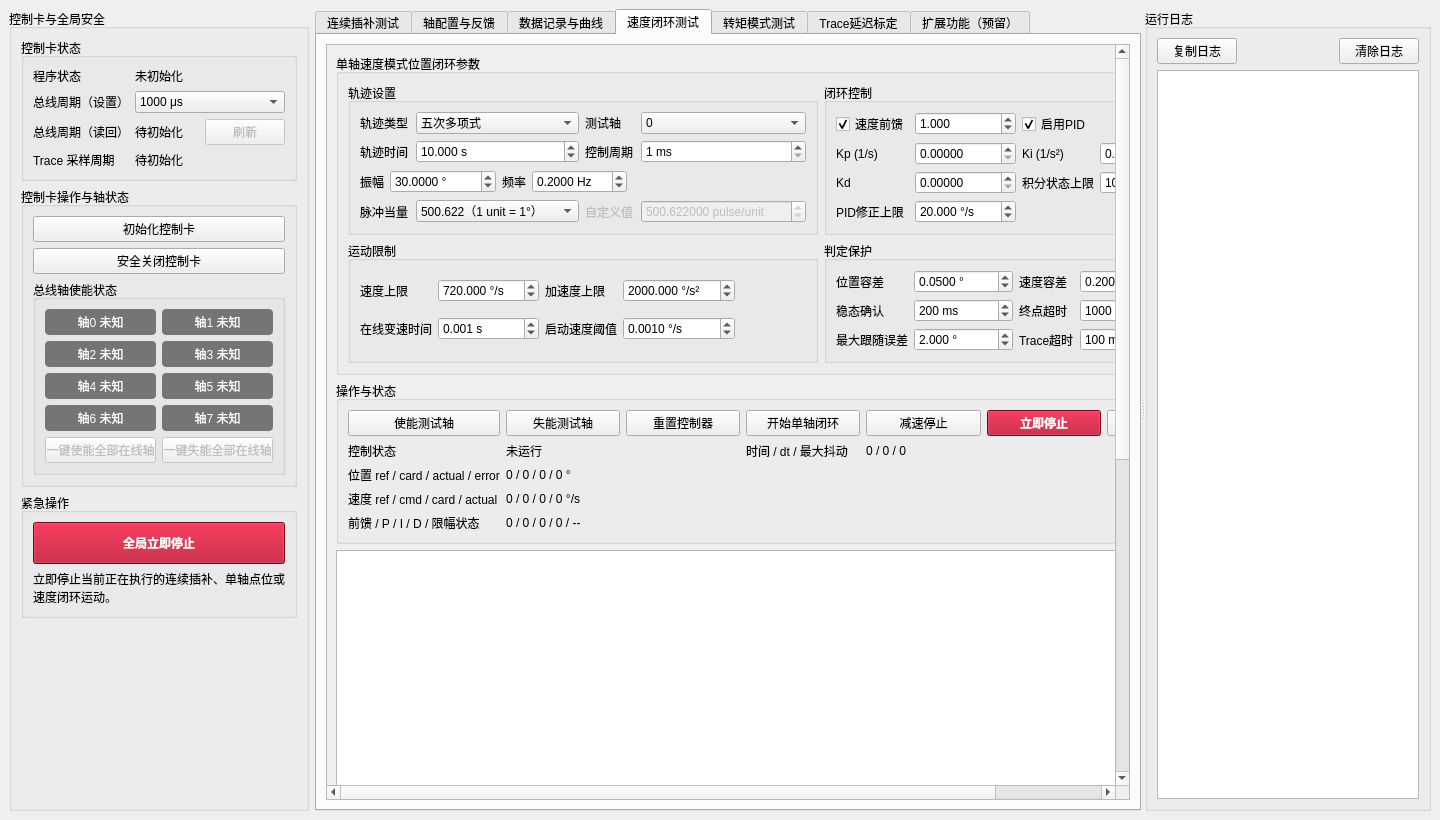
The window that conti_ctrl/mainwindow.ui (yzj148162-cmyk/E5000-ContiInterpolation) describes before a commit, drawn with Qt 5.
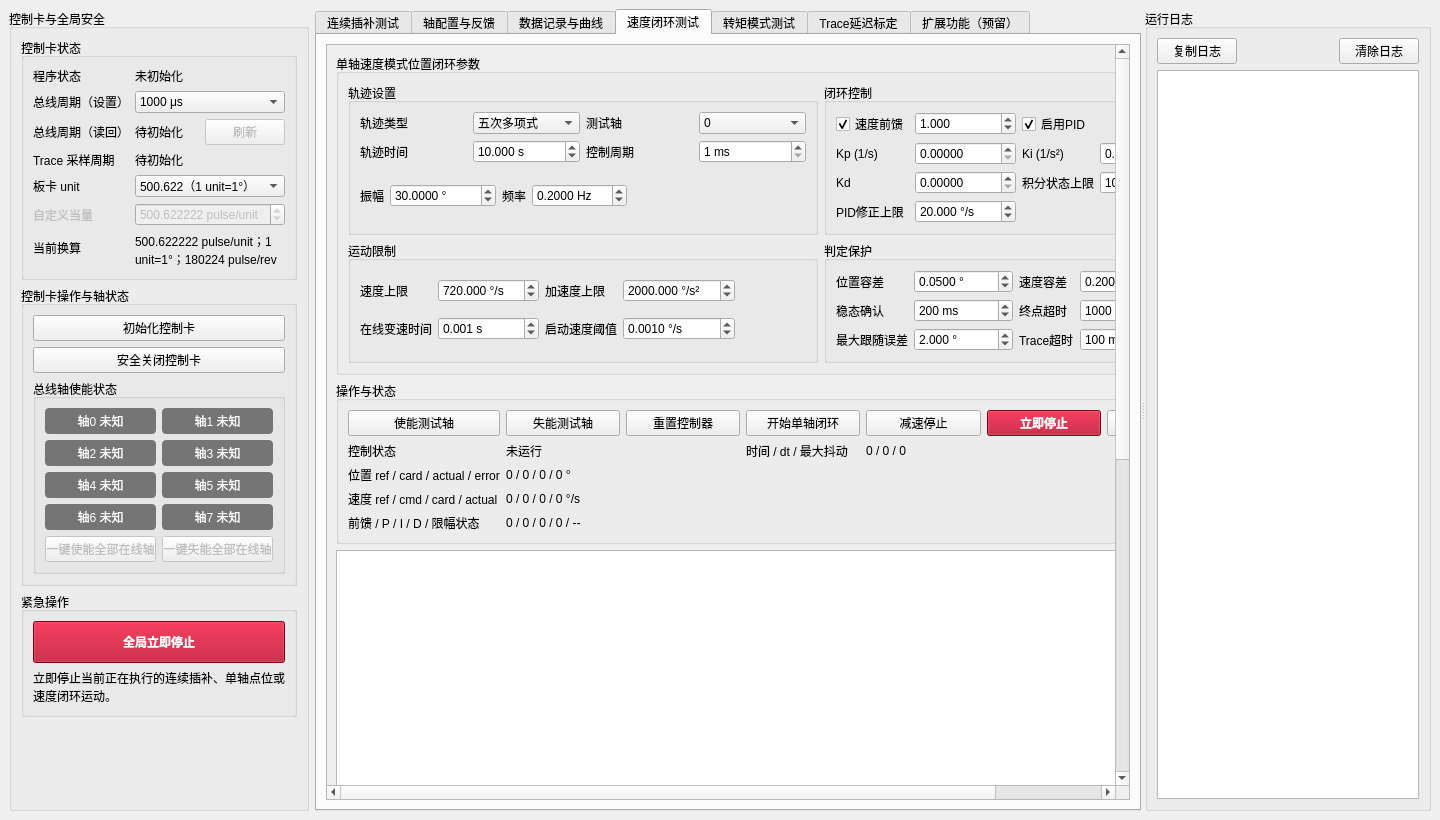
The same window after the commit. The open tabs and pages were chosen to show the change. Custom widgets are drawn as their Qt base class.

Commit message: 统一管理板卡脉冲当量设置

Diff of the .ui file:
```diff
--- a/conti_ctrl/mainwindow.ui
+++ b/conti_ctrl/mainwindow.ui
@@ -164,6 +164,107 @@
             </property>
            </widget>
           </item>
+           <item row="10" column="0">
+            <widget class="QLabel" name="cardUnitDefinitionLabel">
+             <property name="toolTip">
+              <string>全程序唯一的板卡脉冲当量设置。连续插补、速度闭环、转矩测试、Trace 延迟标定及后续扩展页签均使用此值。</string>
+             </property>
+             <property name="text">
+              <string>板卡 unit</string>
+             </property>
+             <property name="wordWrap">
+              <bool>true</bool>
+             </property>
+            </widget>
+           </item>
+           <item row="10" column="1">
+            <widget class="QComboBox" name="cardUnitDefinitionCombo">
+             <property name="toolTip">
+              <string>全局板卡脉冲当量。修改后需关闭并重新初始化控制卡，所有测试页签统一使用该设置。</string>
+             </property>
+             <item>
+              <property name="text">
+               <string>500.622（1 unit=1°）</string>
+              </property>
+             </item>
+             <item>
+              <property name="text">
+               <string>50.0622（1 unit=0.1°）</string>
+              </property>
+             </item>
+             <item>
+              <property name="text">
+               <string>5.00622（1 unit=0.01°）</string>
+              </property>
+             </item>
+             <item>
+              <property name="text">
+               <string>自定义 pulse/unit</string>
+              </property>
+             </item>
+            </widget>
+           </item>
+           <item row="11" column="0">
+            <widget class="QLabel" name="cardCustomEquivalentLabel">
+             <property name="enabled">
+              <bool>false</bool>
+             </property>
+             <property name="toolTip">
+              <string>选择“自定义 pulse/unit”后输入每个板卡 unit 对应的物理脉冲数。</string>
+             </property>
+             <property name="text">
+              <string>自定义当量</string>
+             </property>
+             <property name="wordWrap">
+              <bool>true</bool>
+             </property>
+            </widget>
+           </item>
+           <item row="11" column="1">
+            <widget class="QDoubleSpinBox" name="cardCustomEquivalentSpin">
+             <property name="enabled">
+              <bool>false</bool>
+             </property>
+             <property name="toolTip">
+              <string>输入自定义脉冲当量，单位为 pulse/unit，必须大于 0。</string>
+             </property>
+             <property name="suffix">
+              <string> pulse/unit</string>
+             </property>
+             <property name="decimals">
+              <number>6</number>
+             </property>
+             <property name="minimum">
+              <double>0.000001000000000</double>
+             </property>
+             <property name="maximum">
+              <double>1000000000.000000000000000</double>
+             </property>
+             <property name="value">
+              <double>500.622222000000022</double>
+             </property>
+            </widget>
+           </item>
+           <item row="12" column="0">
+            <widget class="QLabel" name="equivLabel">
+             <property name="text">
+              <string>当前换算</string>
+             </property>
+             <property name="wordWrap">
+              <bool>true</bool>
+             </property>
+            </widget>
+           </item>
+           <item row="12" column="1">
+            <widget class="QLabel" name="equivValueLabel">
+             <property name="text">
+              <string>500.622222 pulse/unit；1 unit=1°；180224 pulse/rev</string>
+             </property>
+             <property name="wordWrap">
+              <bool>true</bool>
+             </property>
+            </widget>
+           </item>
          </layout>
         </widget>
        </item>
@@ -862,32 +963,6 @@
                        </property>
                       </widget>
                      </item>
-                     <item row="10" column="0">
-                      <widget class="QLabel" name="cardUnitDefinitionLabel">
-                       <property name="text">
-                        <string>板卡 unit 定义</string>
-                       </property>
-                      </widget>
-                     </item>
-                     <item row="10" column="1">
-                      <widget class="QComboBox" name="cardUnitDefinitionCombo">
-                       <item>
-                        <property name="text">
-                         <string>500.622 pulse/unit（1 unit = 1°）</string>
-                        </property>
-                       </item>
-                       <item>
-                        <property name="text">
-                         <string>50.0622 pulse/unit（1 unit = 0.1°）</string>
-                        </property>
-                       </item>
-                       <item>
-                        <property name="text">
-                         <string>5.00622 pulse/unit（1 unit = 0.01°）</string>
-                        </property>
-                       </item>
-                      </widget>
-                     </item>
                      <item row="11" column="0">
                       <widget class="QLabel" name="trajectoryPointModeLabel">
                        <property name="text">
@@ -1545,20 +1620,6 @@
               </property>
              </widget>
             </item>
-            <item row="1" column="0">
-             <widget class="QLabel" name="equivLabel">
-              <property name="text">
-               <string>脉冲当量</string>
-              </property>
-             </widget>
-            </item>
-            <item row="1" column="1">
-             <widget class="QLabel" name="equivValueLabel">
-              <property name="text">
-               <string>500.622 pulse/unit（1 unit = 1°；180224 pulse/rev）</string>
-              </property>
-             </widget>
-            </item>
             <item row="2" column="0">
              <widget class="QLabel" name="feedbackSourceLabel">
               <property name="text">
@@ -2031,8 +2092,8 @@
              <rect>
               <x>0</x>
               <y>0</y>
-              <width>781</width>
-              <height>1136</height>
+              <width>935</width>
+              <height>1256</height>
              </rect>
             </property>
             <layout class="QVBoxLayout" name="velocityControlContentLayout">
@@ -2089,14 +2150,46 @@
                    </item>
                    <item row="0" column="3">
                     <widget class="QComboBox" name="velocityAxisCombo">
-                     <item><property name="text"><string>0</string></property></item>
-                     <item><property name="text"><string>1</string></property></item>
-                     <item><property name="text"><string>2</string></property></item>
-                     <item><property name="text"><string>3</string></property></item>
-                     <item><property name="text"><string>4</string></property></item>
-                     <item><property name="text"><string>5</string></property></item>
-                     <item><property name="text"><string>6</string></property></item>
-                     <item><property name="text"><string>7</string></property></item>
+                     <item>
+                      <property name="text">
+                       <string>0</string>
+                      </property>
+                     </item>
+                     <item>
+                      <property name="text">
+                       <string>1</string>
+                      </property>
+                     </item>
+                     <item>
+                      <property name="text">
+                       <string>2</string>
+                      </property>
+                     </item>
+                     <item>
+                      <property name="text">
+                       <string>3</string>
+                      </property>
+                     </item>
+                     <item>
+                      <property name="text">
+                       <string>4</string>
+                      </property>
+                     </item>
+                     <item>
+                      <property name="text">
+                       <string>5</string>
+                      </property>
+                     </item>
+                     <item>
+                      <property name="text">
+                       <string>6</string>
+                      </property>
+                     </item>
+                     <item>
+                      <property name="text">
+                       <string>7</string>
+                      </property>
+                     </item>
                     </widget>
                    </item>
                    <item row="1" column="0">
@@ -2265,39 +2358,6 @@
                      </widget>
                     </widget>
                    </item>
-                   <item row="3" column="0">
-                    <widget class="QLabel" name="velocityUnitDefinitionLabel">
-                     <property name="toolTip"><string>速度闭环启动时写入测试轴的 pulse/unit。该设置同时决定板卡速度单位与 Trace 速度换算。</string></property>
-                     <property name="text"><string>脉冲当量</string></property>
-                    </widget>
-                   </item>
-                   <item row="3" column="1">
-                    <widget class="QComboBox" name="velocityUnitDefinitionCombo">
-                     <property name="toolTip"><string>选择速度闭环测试轴的脉冲当量。三种预设分别对应 1、0.1、0.01 °/unit；选择“自定义”后在右侧输入 pulse/unit。</string></property>
-                     <item><property name="text"><string>500.622（1 unit = 1°）</string></property></item>
-                     <item><property name="text"><string>50.0622（1 unit = 0.1°）</string></property></item>
-                     <item><property name="text"><string>5.00622（1 unit = 0.01°）</string></property></item>
-                     <item><property name="text"><string>自定义</string></property></item>
-                    </widget>
-                   </item>
-                   <item row="3" column="2">
-                    <widget class="QLabel" name="velocityCustomEquivalentLabel">
-                     <property name="enabled"><bool>false</bool></property>
-                     <property name="toolTip"><string>自定义每个板卡 unit 对应的脉冲数。程序按 500.622 pulse/deg 计算其对应的 °/unit。</string></property>
-                     <property name="text"><string>自定义值</string></property>
-                    </widget>
-                   </item>
-                   <item row="3" column="3">
-                    <widget class="QDoubleSpinBox" name="velocityCustomEquivalentSpin">
-                     <property name="enabled"><bool>false</bool></property>
-                     <property name="toolTip"><string>输入自定义脉冲当量，单位为 pulse/unit，必须大于0。</string></property>
-                     <property name="suffix"><string> pulse/unit</string></property>
-                     <property name="decimals"><number>6</number></property>
-                     <property name="minimum"><double>0.000001000000000</double></property>
-                     <property name="maximum"><double>1000000000.000000000000000</double></property>
-                     <property name="value"><double>500.622000000000014</double></property>
-                    </widget>
-                   </item>
                   </layout>
                  </widget>
                 </item>
@@ -2912,13 +2972,6 @@
                   </property>
                  </widget>
                 </item>
-                <item row="3" column="1" colspan="6">
-                 <widget class="QLabel" name="velocitySpeedStatusValueLabel">
-                  <property name="text">
-                   <string>0 / 0 / 0 / 0 °/s</string>
-                  </property>
-                 </widget>
-                </item>
                 <item row="4" column="0">
                  <widget class="QLabel" name="velocityPidStatusLabel">
                   <property name="text">
@@ -2933,6 +2986,13 @@
                   </property>
                  </widget>
                 </item>
+                <item row="3" column="1" colspan="5">
+                 <widget class="QLabel" name="velocitySpeedStatusValueLabel">
+                  <property name="text">
+                   <string>0 / 0 / 0 / 0 °/s</string>
+                  </property>
+                 </widget>
+                </item>
                </layout>
               </widget>
              </item>
```
Left out of the diff: 1475 changed lines with no effect on the pictures. Lines whose indentation alone changed are shown as unchanged. The commit also changes 6 other files.
